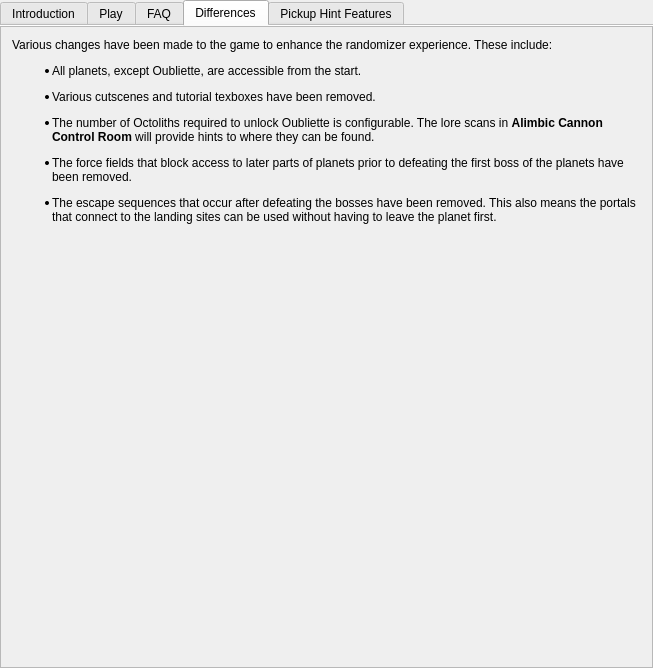
This is randovania/games/prime_hunters/gui/ui_files/games_tab_prime_hunters_widget.ui in randovania/randovania as Qt 5 draws it before an edit. The edited form follows.
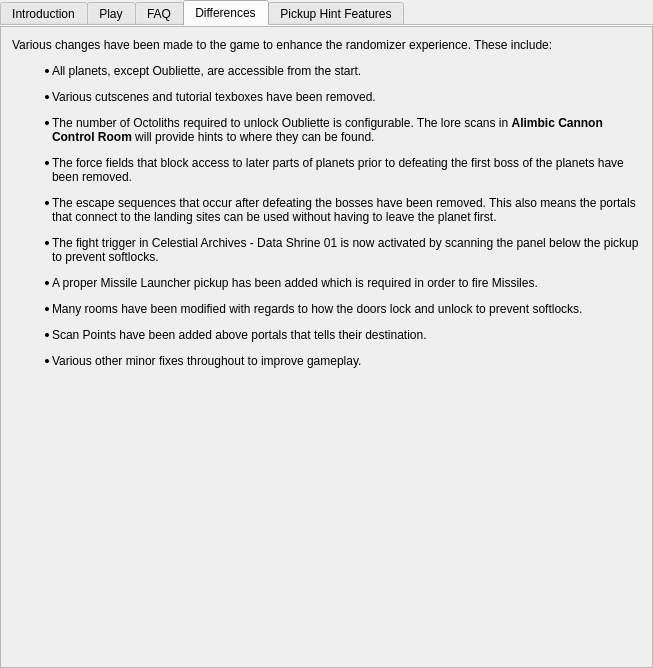
This is the edited form. The open tabs and pages were chosen to show the change. Custom widgets are drawn as their Qt base class.

Commit message: Add more entries to the differences tab

```diff
--- a/randovania/games/prime_hunters/gui/ui_files/games_tab_prime_hunters_widget.ui
+++ b/randovania/games/prime_hunters/gui/ui_files/games_tab_prime_hunters_widget.ui
@@ -152,7 +152,7 @@
         <item row="0" column="0">
          <widget class="QLabel" name="differences_label">
           <property name="text">
-           <string>&lt;html&gt;&lt;head/&gt;&lt;body&gt;&lt;p&gt;Various changes have been made to the game to enhance the randomizer experience. These include:&lt;/p&gt;&lt;ul style=&quot;margin-top: 0px; margin-bottom: 0px; margin-left: 0px; margin-right: 0px; -qt-list-indent: 1;&quot;&gt;&lt;li style=&quot; margin-top:12px; margin-bottom:12px; margin-left:0px; margin-right:0px; -qt-block-indent:0; text-indent:0px;&quot;&gt;All planets, except Oubliette, are accessible from the start.&lt;/li&gt;&lt;ul style=&quot;margin-top: 0px; margin-bottom: 0px; margin-left: 0px; margin-right: 0px; -qt-list-indent: 1;&quot;&gt;&lt;li style=&quot; margin-top:12px; margin-bottom:12px; margin-left:0px; margin-right:0px; -qt-block-indent:0; text-indent:0px;&quot;&gt;Various cutscenes and tutorial texboxes have been removed.&lt;/li&gt;&lt;/ul&gt;&lt;li style=&quot; margin-top:12px; margin-bottom:12px; margin-left:0px; margin-right:0px; -qt-block-indent:0; text-indent:0px;&quot;&gt;The number of Octoliths required to unlock Oubliette is configurable. The lore scans in &lt;span style=&quot; font-weight:600;&quot;&gt;Alimbic Cannon Control Room&lt;/span&gt; will provide hints to where they can be found.&lt;/li&gt;&lt;li style=&quot; margin-top:12px; margin-bottom:12px; margin-left:0px; margin-right:0px; -qt-block-indent:0; text-indent:0px;&quot;&gt;The force fields that block access to later parts of planets prior to defeating the first boss of the planets have been removed.&lt;/li&gt;&lt;li style=&quot; margin-top:12px; margin-bottom:12px; margin-left:0px; margin-right:0px; -qt-block-indent:0; text-indent:0px;&quot;&gt;The escape sequences that occur after defeating the bosses have been removed. This also means the portals that connect to the landing sites can be used without having to leave the planet first.&lt;/li&gt;&lt;/ul&gt;&lt;/body&gt;&lt;/html&gt;</string>
+           <string>&lt;html&gt;&lt;head/&gt;&lt;body&gt;&lt;p&gt;Various changes have been made to the game to enhance the randomizer experience. These include:&lt;/p&gt;&lt;ul style=&quot;margin-top: 0px; margin-bottom: 0px; margin-left: 0px; margin-right: 0px; -qt-list-indent: 1;&quot;&gt;&lt;li style=&quot; margin-top:12px; margin-bottom:12px; margin-left:0px; margin-right:0px; -qt-block-indent:0; text-indent:0px;&quot;&gt;All planets, except Oubliette, are accessible from the start.&lt;/li&gt;&lt;ul style=&quot;margin-top: 0px; margin-bottom: 0px; margin-left: 0px; margin-right: 0px; -qt-list-indent: 1;&quot;&gt;&lt;li style=&quot; margin-top:12px; margin-bottom:12px; margin-left:0px; margin-right:0px; -qt-block-indent:0; text-indent:0px;&quot;&gt;Various cutscenes and tutorial texboxes have been removed.&lt;/li&gt;&lt;/ul&gt;&lt;li style=&quot; margin-top:12px; margin-bottom:12px; margin-left:0px; margin-right:0px; -qt-block-indent:0; text-indent:0px;&quot;&gt;The number of Octoliths required to unlock Oubliette is configurable. The lore scans in &lt;span style=&quot; font-weight:600;&quot;&gt;Alimbic Cannon Control Room&lt;/span&gt; will provide hints to where they can be found.&lt;/li&gt;&lt;li style=&quot; margin-top:12px; margin-bottom:12px; margin-left:0px; margin-right:0px; -qt-block-indent:0; text-indent:0px;&quot;&gt;The force fields that block access to later parts of planets prior to defeating the first boss of the planets have been removed.&lt;/li&gt;&lt;ul style=&quot;margin-top: 0px; margin-bottom: 0px; margin-left: 0px; margin-right: 0px; -qt-list-indent: 1;&quot;&gt;&lt;li style=&quot; margin-top:12px; margin-bottom:12px; margin-left:0px; margin-right:0px; -qt-block-indent:0; text-indent:0px;&quot;&gt;The escape sequences that occur after defeating the bosses have been removed. This also means the portals that connect to the landing sites can be used without having to leave the planet first.&lt;/li&gt;&lt;/ul&gt;&lt;li style=&quot; margin-top:12px; margin-bottom:12px; margin-left:0px; margin-right:0px; -qt-block-indent:0; text-indent:0px;&quot;&gt;The fight trigger in Celestial Archives - Data Shrine 01 is now activated by scanning the panel below the pickup to prevent softlocks.&lt;/li&gt;&lt;li style=&quot; margin-top:12px; margin-bottom:12px; margin-left:0px; margin-right:0px; -qt-block-indent:0; text-indent:0px;&quot;&gt;A proper Missile Launcher pickup has been added which is required in order to fire Missiles.&lt;/li&gt;&lt;li style=&quot; margin-top:12px; margin-bottom:12px; margin-left:0px; margin-right:0px; -qt-block-indent:0; text-indent:0px;&quot;&gt;Many rooms have been modified with regards to how the doors lock and unlock to prevent softlocks.&lt;/li&gt;&lt;li style=&quot; margin-top:12px; margin-bottom:12px; margin-left:0px; margin-right:0px; -qt-block-indent:0; text-indent:0px;&quot;&gt;Scan Points have been added above portals that tells their destination.&lt;/li&gt;&lt;li style=&quot; margin-top:12px; margin-bottom:12px; margin-left:0px; margin-right:0px; -qt-block-indent:0; text-indent:0px;&quot;&gt;Various other minor fixes throughout to improve gameplay.&lt;/li&gt;&lt;/ul&gt;&lt;/body&gt;&lt;/html&gt;</string>
           </property>
           <property name="alignment">
            <set>Qt::AlignLeading|Qt::AlignLeft|Qt::AlignTop</set>
```
The commit also changes 1 other file.
